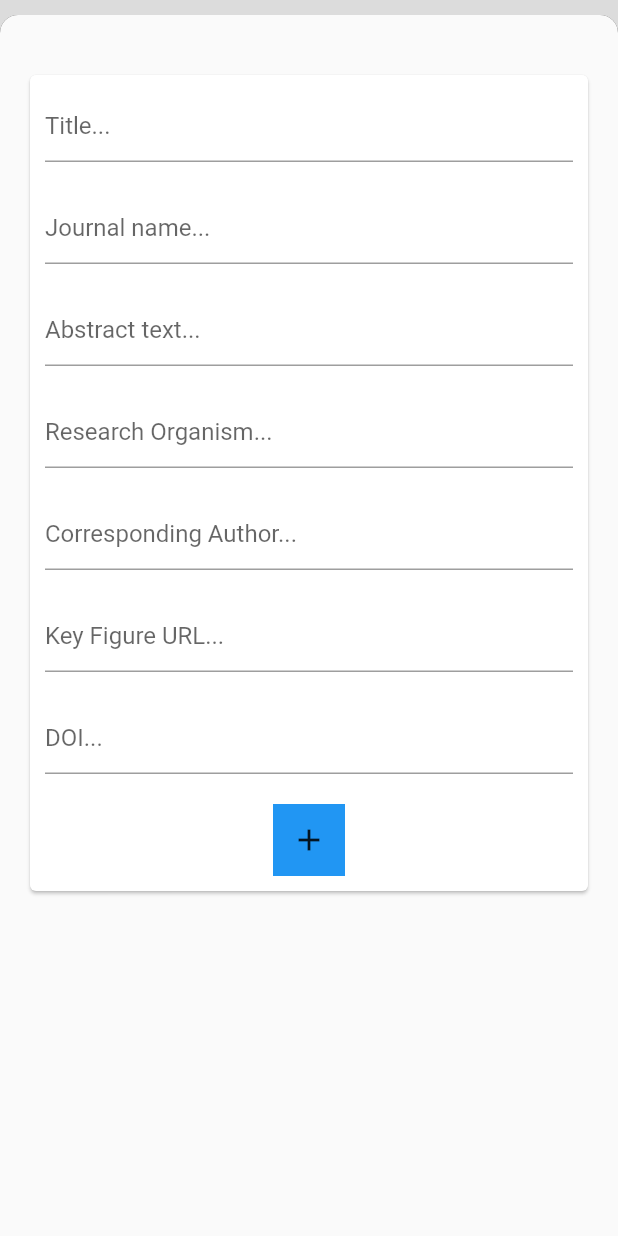
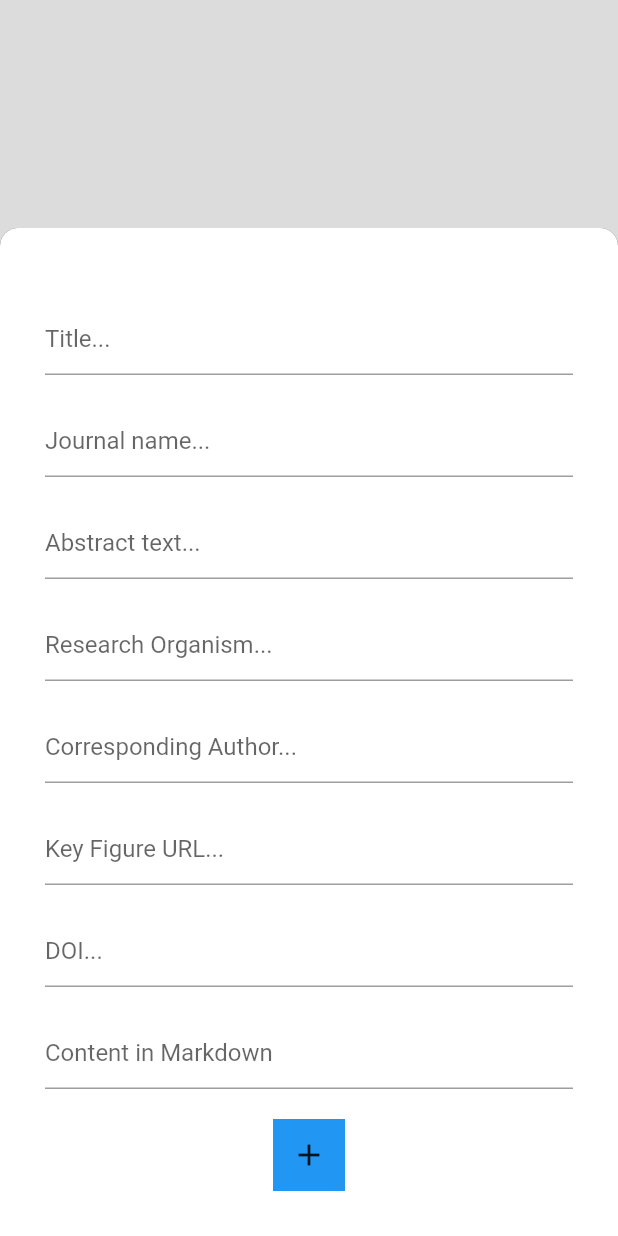
Before and after one commit to van-8/cortex_earth_3, a Flutter app: the ArticlesListScreen screen opened directly, after a tap on "New Abstract", on a phone screen of 412 x 824 dp. Run offline on Flutter 3.47's test engine with Material 2 defaults, Android fonts, the phone set to English and light mode, and no system bars; our stand-ins replace cloud_firestore, firebase_auth, get, modal_bottom_sheet; missing offline and left inert: direct_select, mdi; accounts and stored records are empty.

```diff
--- a/lib/constants.dart
+++ b/lib/constants.dart
@@ -2,3 +2,5 @@ import 'package:flutter/material.dart';
 
 const TextStyle kSynapseTileSubtitle =
     TextStyle(fontSize: 10, color: Colors.grey);
+
+const TextStyle kBold = TextStyle(fontWeight: FontWeight.bold);
--- a/lib/controllers/articleAbstractController.dart
+++ b/lib/controllers/articleController.dart
@@ -3,15 +3,15 @@ import 'package:cortex_earth_3/controllers/authController.dart';
 import 'package:cortex_earth_3/models/article.dart';
 import 'package:cortex_earth_3/services/database.dart';
 
-class ArticleAbstractController extends GetxController {
-  Rx<List<ArticleModel>> abstractList = Rx<List<ArticleModel>>();
+class ArticleController extends GetxController {
+  Rx<List<ArticleModel>> articlesList = Rx<List<ArticleModel>>();
 
-  List<ArticleModel> get abstracts => abstractList.value;
+  List<ArticleModel> get articles => articlesList.value;
 
   @override
   void onInit() {
     String uid = Get.find<AuthController>().user.uid;
-    abstractList.bindStream(
-        Database().abstractStream(uid)); //stream coming from firebase
+    articlesList.bindStream(
+        Database().articlesStream(uid)); //stream coming from firebase
   }
 }
--- a/lib/models/article.dart
+++ b/lib/models/article.dart
@@ -16,6 +16,7 @@ class ArticleModel {
   String researchOrganism;
   String keyFigureURL;
   String articleAbstract;
+  String content;
 
   ArticleModel({
     this.articleAbstractID,
@@ -29,6 +30,7 @@ class ArticleModel {
     this.researchOrganism,
     this.keyFigureURL,
     this.articleAbstract,
+    this.content,
   });
 
   ArticleModel.fromDocumentSnapshot(
@@ -43,6 +45,7 @@ class ArticleModel {
     correspondingAuthor = documentSnapshot.data["correspondingAuthor"];
     keyFigureURL = documentSnapshot.data["keyFigureURL"];
     sourceDOI = documentSnapshot.data["sourceDOI"];
+    content = documentSnapshot.data["content"];
     // contributors = documentSnapshot.data["contributors"];
     // tags = documentSnapshot.data["tags"];
   }
--- /dev/null
+++ b/lib/screens/gardenTab/article_detailscreen.dart
@@ -0,0 +1,51 @@
+// import 'package:cortex_earth_3/controllers/articleController.dart';
+// import 'package:cortex_earth_3/controllers/authController.dart';
+import 'package:flutter/material.dart';
+
+// import 'package:cortex_earth_3/models/article.dart';
+// import 'package:get/get.dart';
+//TODO: finish ArticleDetailScreen
+class ArticleDetailScreen extends StatelessWidget {
+  String content;
+  ArticleDetailScreen(content);
+
+  @override
+  Widget build(BuildContext context) {
+    return Container(
+      height: 300,
+      color: Colors.white,
+      child: Text(content),
+    );
+  }
+}
+
+// class ArticlesDetailScreen extends StatelessWidget {
+//   String content;
+
+//   ArticlesDetailScreen(String content);
+
+//   @override
+//   Widget build(BuildContext context) {
+//     return Scaffold(
+//       body: Column(
+//         children: [
+//           GetX<ArticleController>(
+//             init: Get.put<ArticleController>(ArticleController()),
+//             builder: (ArticleController articleController) {
+//               if (articleController != null &&
+//                   articleController.articles != null) {
+//                 return Expanded(
+//                   child: Container(
+//                       child: Text(content),
+//                       ),
+//                 );
+//               } else {
+//                 return Text('loading...');
+//               }
+//             },
+//           ),
+//         ],
+//       ),
+//     );
+//   }
+// }
--- a/lib/screens/gardenTab/articles_listscreen.dart
+++ b/lib/screens/gardenTab/articles_listscreen.dart
@@ -1,10 +1,11 @@
+import 'package:cortex_earth_3/screens/gardenTab/article_detailscreen.dart';
 import 'package:cortex_earth_3/widgets/abstract_tileX.dart';
 import 'package:flutter/material.dart';
 import 'package:get/get.dart';
 import 'package:get/state_manager.dart';
 
 import 'package:cortex_earth_3/controllers/authController.dart';
-import 'package:cortex_earth_3/controllers/articleAbstractController.dart';
+import 'package:cortex_earth_3/controllers/articleController.dart';
 import 'package:cortex_earth_3/widgets/abstract_add.dart';
 import 'package:modal_bottom_sheet/modal_bottom_sheet.dart';
 import 'package:cortex_earth_3/widgets/filterbar.dart';
@@ -15,22 +16,24 @@ class ArticlesListScreen extends GetWidget<AuthController> {
     return Scaffold(
       body: Column(
         children: [
-          GetX<ArticleAbstractController>(
-            init:
-                Get.put<ArticleAbstractController>(ArticleAbstractController()),
-            builder: (ArticleAbstractController articleAbstractController) {
-              if (articleAbstractController != null &&
-                  articleAbstractController.abstracts != null) {
+          GetX<ArticleController>(
+            init: Get.put<ArticleController>(ArticleController()),
+            builder: (ArticleController articleController) {
+              if (articleController != null &&
+                  articleController.articles != null) {
                 return Expanded(
                   child: ListView.builder(
-                    itemCount: articleAbstractController.abstracts.length,
+                    itemCount: articleController.articles.length,
                     itemBuilder: (_, index) {
                       return AbstractTileX(
                         uid: controller.user.uid,
-                        articleAbstract:
-                            articleAbstractController.abstracts[index],
+                        articleAbstract: articleController.articles[index],
                         onTap: () {
                           print('tapped');
+                          Get.bottomSheet(
+                            ArticleDetailScreen(
+                                articleController.articles[index].content),
+                          );
                         },
                       );
                     },
--- a/lib/services/database.dart
+++ b/lib/services/database.dart
@@ -146,6 +146,7 @@ class Database {
     String correspondingAuthor,
     String keyFigureURL,
     String sourceDOI,
+    String content,
     // List<UserModel> contributors,
     // List<TagModel> tags,
   ) async {
@@ -153,7 +154,7 @@ class Database {
       await _firestore
           .collection("users")
           .document(uid)
-          .collection("abstracts")
+          .collection("articles")
           .add({
         'publicationDate': Timestamp.now(),
         'title': title,
@@ -163,6 +164,7 @@ class Database {
         'correspondingAuthor': correspondingAuthor,
         'keyFigureURL': keyFigureURL,
         'sourceDOI': sourceDOI,
+        'content': content,
       });
     } catch (e) {
       print(e);
@@ -170,11 +172,11 @@ class Database {
     }
   }
 
-  Stream<List<ArticleModel>> abstractStream(String uid) {
+  Stream<List<ArticleModel>> articlesStream(String uid) {
     return _firestore
         .collection("users")
         .document(uid)
-        .collection("abstracts")
+        .collection("articles")
         .orderBy("title", descending: true)
         .snapshots()
         .map((QuerySnapshot query) {
--- a/lib/widgets/abstract_add.dart
+++ b/lib/widgets/abstract_add.dart
@@ -14,16 +14,19 @@ class AbstractAddScreen extends GetWidget<AuthController> {
   final TextEditingController _researchOrganismController =
       TextEditingController();
   final TextEditingController _keyFigureURLController = TextEditingController();
+  final TextEditingController _contentController = TextEditingController();
 
   @override
   Widget build(BuildContext context) {
-    return Container(
-      color: Colors.grey[50],
+    return SingleChildScrollView(
+      child: Container(
+        color: Colors.white,
         child: Column(
           children: [
             SizedBox(height: 20.0),
             Card(
               margin: EdgeInsets.all(20),
+              elevation: 0,
               child: Padding(
                 padding: const EdgeInsets.all(10),
                 child: Column(
@@ -67,7 +70,8 @@ class AbstractAddScreen extends GetWidget<AuthController> {
                     ),
                     TextFormField(
                       controller: _keyFigureURLController,
-                    decoration: InputDecoration(hintText: 'Key Figure URL...'),
+                      decoration:
+                          InputDecoration(hintText: 'Key Figure URL...'),
                     ),
                     SizedBox(
                       height: 20.0,
@@ -75,6 +79,16 @@ class AbstractAddScreen extends GetWidget<AuthController> {
                     TextFormField(
                       controller: _sourceDOIController,
                       decoration: InputDecoration(hintText: 'DOI...'),
+                    ),
+                    SizedBox(
+                      height: 20.0,
+                    ),
+                    TextFormField(
+                      controller: _contentController,
+                      keyboardType: TextInputType.multiline,
+                      maxLines: null,
+                      decoration:
+                          InputDecoration(hintText: 'Content in Markdown'),
                     ),
                     SizedBox(
                       height: 20.0,
@@ -94,6 +108,7 @@ class AbstractAddScreen extends GetWidget<AuthController> {
                               _correspondingAuthorController.text,
                               _keyFigureURLController.text,
                               _sourceDOIController.text,
+                              _contentController.text,
                             );
                             _titleController.clear();
                             _journalController.clear();
@@ -102,6 +117,7 @@ class AbstractAddScreen extends GetWidget<AuthController> {
                             _correspondingAuthorController.clear();
                             _keyFigureURLController.clear();
                             _sourceDOIController.clear();
+                            _contentController.clear();
                           }
                         },
                       ),
@@ -112,6 +128,7 @@ class AbstractAddScreen extends GetWidget<AuthController> {
             ),
           ],
         ),
+      ),
     );
   }
 }
--- a/pubspec.yaml
+++ b/pubspec.yaml
@@ -35,6 +35,7 @@ dependencies:
   mdi: ^4.0.0
   direct_select: ^1.0.2+1
   zefyr: ^0.11.0
+  markdown_widget: ^1.2.3
 
 dev_dependencies:
   flutter_test:
```
Also changed, not shown: lib/screens/gardenTab/data_listscreen.dart (+21 -1 lines), lib/widgets/action_bar.dart (+64 -3 lines), lib/widgets/data_detail.dart (added, +236 -0 lines), lib/widgets/data_tile.dart (added), pubspec.lock, 1 other file. Lines whose indentation alone changed are shown as unchanged.
